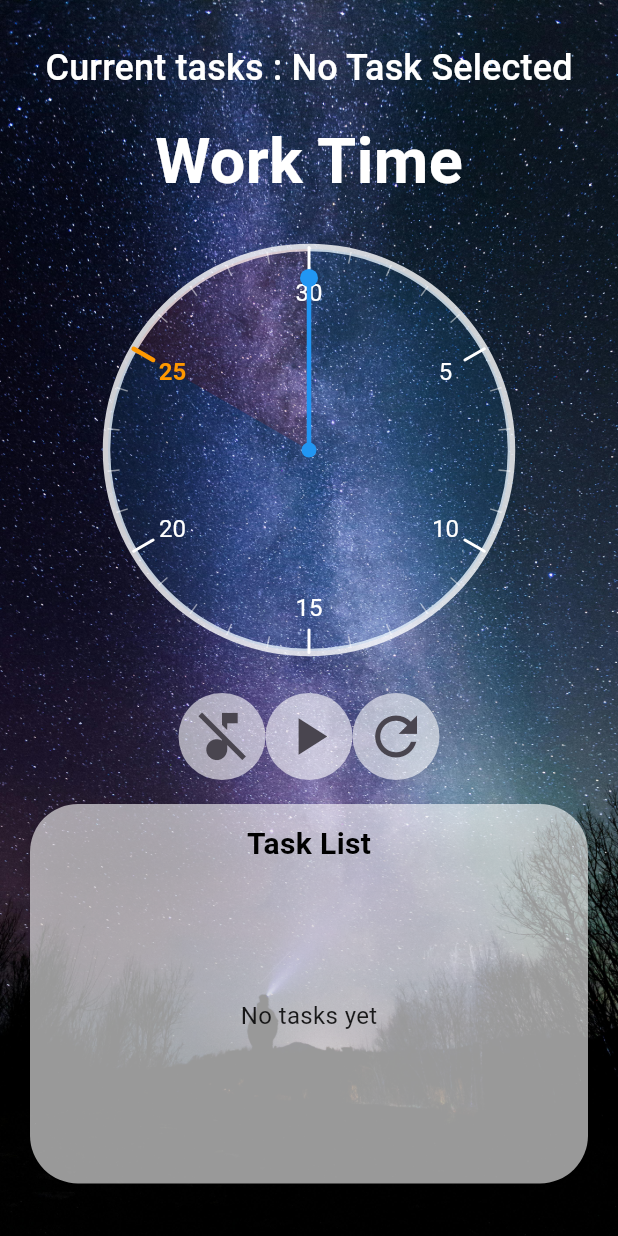
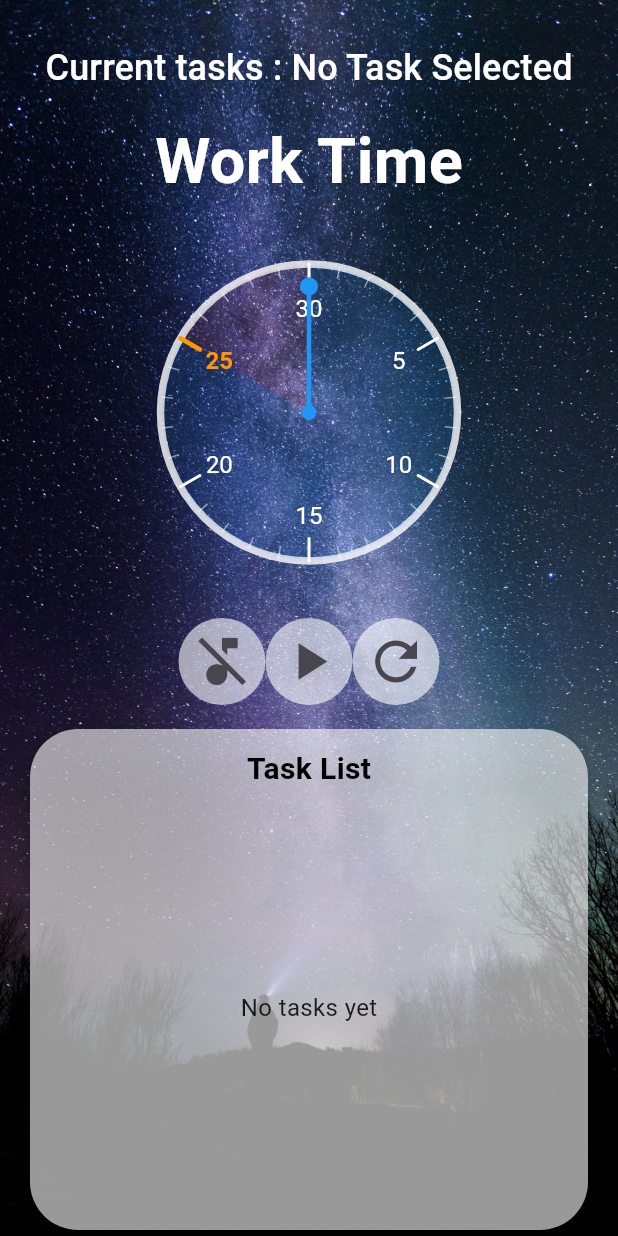
Before and after one commit to Hongjing-1/tomato-clock, a Flutter app: the Homepage screen opened by its route, on a phone screen of 412 x 824 dp. Run offline on Flutter 3.47's test engine with Material 3 defaults, Android fonts, the light colour scheme and no system bars; our stand-ins replace audioplayers, shared_preferences; accounts and stored records are empty.

Commit message:
改高度

```diff
--- a/lib/home.dart
+++ b/lib/home.dart
@@ -116,10 +116,10 @@ class _HomepageState extends State<Homepage>
           ),
         ),
         child: SafeArea(
-          child: Center(
           child: Column(
             children: [
               const SizedBox(height: 20),
+
               // 顯示當前任務
               TextButton(
                 onPressed: _chooseTaskDialog,
@@ -128,6 +128,7 @@ class _HomepageState extends State<Homepage>
                   style: const TextStyle(fontSize: 24, color: Colors.white),
                 ),
               ),
+
               const SizedBox(height: 8),
               Text(
                 isWorkMode ? 'Work Time' : 'Rest Time',
@@ -137,51 +138,39 @@ class _HomepageState extends State<Homepage>
                   color: Colors.white,
                 ),
               ),
+
               const SizedBox(height: 12),
 
-                // 計時顯示（數字 or 圓形鐘）
+              //計時顯示
               SizedBox(
-                  height: 300,
-                  child: Row(
-                    mainAxisAlignment: MainAxisAlignment.center,
-                    children: [
-                      appState.showMode
-                          ? SizedBox(
-                        width: 300,
-                        height: 300,
+                height: 250,
                 child: Center(
-                          child: Text(
+                  child: appState.showMode
+                      ? Text(
                     _formatTime(totalDurationInSeconds),
                     style: const TextStyle(
                       fontSize: 72,
                       color: Colors.white,
                     ),
-                          ),
-                        ),
                   )
-                          : SizedBox(
-                        width: 300,
-                        height: 300,
-                        child: CustomPaint(
+                      : CustomPaint(
                     painter: ClockPainter(
                       isTimerRunning
                           ? 1 -
                           (totalDurationInSeconds /
-                                    ((workDuration + breakDuration) *
-                                        60))
+                              ((workDuration + breakDuration) * 60))
                           : 0,
                       workDuration,
                       breakDuration,
                     ),
+                    size: const Size(220, 220), // 固定大小
                   ),
-                      ),
-                    ],
                 ),
               ),
 
               const SizedBox(height: 12),
 
-                // 音樂、開始/暫停、重置按鈕
+              // 🎵 音樂、開始/暫停、重置按鈕
               Row(
                 mainAxisSize: MainAxisSize.min,
                 children: [
@@ -221,8 +210,9 @@ class _HomepageState extends State<Homepage>
 
               const SizedBox(height: 12),
 
-                // 任務列表
-                Container(
+              //任務列表（Expanded 讓它自適應剩下空間）
+              Expanded(
+                child: Container(
                   margin: const EdgeInsets.symmetric(horizontal: 16),
                   child: Card(
                     elevation: 8,
@@ -242,8 +232,8 @@ class _HomepageState extends State<Homepage>
                               fontWeight: FontWeight.bold,
                             ),
                           ),
-                          SizedBox(
-                            height: 200, // 確保 ListView 有固定高度
+                          const SizedBox(height: 8),
+                          Expanded(
                             child: taskProvider.tasks.isEmpty
                                 ? const Center(
                               child: Text(
@@ -257,8 +247,7 @@ class _HomepageState extends State<Homepage>
                                 : ListView.builder(
                               itemCount: taskProvider.tasks.length,
                               itemBuilder: (context, index) {
-                                final task =
-                                taskProvider.tasks[index];
+                                final task = taskProvider.tasks[index];
                                 return GestureDetector(
                                   onTap: () {
                                     taskProvider.chooseTask(index);
@@ -285,14 +274,13 @@ class _HomepageState extends State<Homepage>
                     ),
                   ),
                 ),
+              ),
             ],
-            ),
           ),
         ),
       ),
     );
   }
-
   void _chooseTaskDialog() {
     final taskProvider = Provider.of<TaskProvider>(context, listen: false);
 
--- /dev/null
+++ b/lib/tomato-project/user_storage.dart
@@ -0,0 +1 @@
+// TODO Implement this library.
```
Lines whose indentation alone changed are shown as unchanged.
